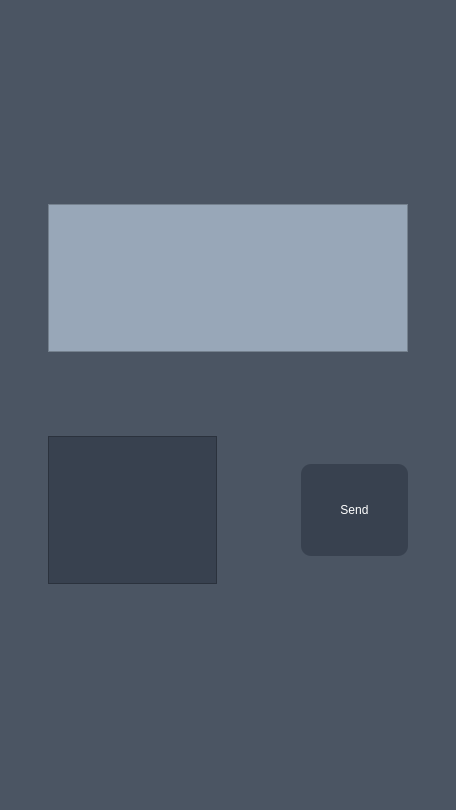
The window that client.ui (adsfasdfdsf/client) describes before a commit, drawn with Qt 5.
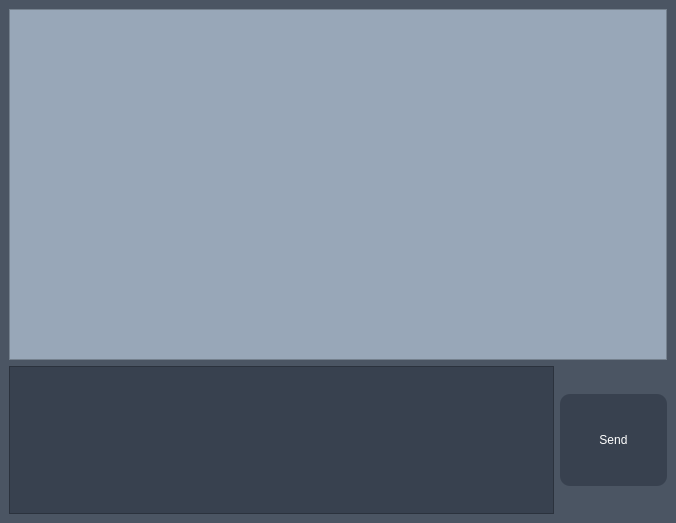
The same window after the commit.

```diff
--- a/client.ui
+++ b/client.ui
@@ -6,8 +6,8 @@
    <rect>
     <x>0</x>
     <y>0</y>
-    <width>456</width>
-    <height>598</height>
+    <width>676</width>
+    <height>523</height>
    </rect>
   </property>
   <property name="windowTitle">
@@ -17,8 +17,6 @@
    <string notr="true">QWidget{
 	background: #4b5563;
 	padding: none;
-	margin: none
-
 }</string>
   </property>
   <widget class="QWidget" name="centralwidget">
@@ -32,42 +30,50 @@
     <item>
      <widget class="QScrollArea" name="scrollArea">
       <property name="sizePolicy">
-       <sizepolicy hsizetype="Expanding" vsizetype="Minimum">
+       <sizepolicy hsizetype="Expanding" vsizetype="Expanding">
         <horstretch>0</horstretch>
         <verstretch>0</verstretch>
        </sizepolicy>
       </property>
       <property name="styleSheet">
        <string notr="true">QScrollArea{
-	margin: none;
-	padding: none;
 	background-color: #98a7b8;
 }
 QWidget{
 	background-color: #98a7b8;
-	margin: none;
-	padding: none;
 }</string>
       </property>
+      <property name="lineWidth">
+       <number>0</number>
+      </property>
+      <property name="sizeAdjustPolicy">
+       <enum>QAbstractScrollArea::AdjustToContents</enum>
+      </property>
       <property name="widgetResizable">
-       <bool>true</bool>
+       <bool>false</bool>
       </property>
       <widget class="QWidget" name="chat">
        <property name="geometry">
         <rect>
          <x>0</x>
          <y>0</y>
-         <width>263</width>
-         <height>16</height>
+         <width>386</width>
+         <height>265</height>
         </rect>
        </property>
        <property name="sizePolicy">
-        <sizepolicy hsizetype="Minimum" vsizetype="Minimum">
+        <sizepolicy hsizetype="MinimumExpanding" vsizetype="MinimumExpanding">
          <horstretch>0</horstretch>
          <verstretch>0</verstretch>
         </sizepolicy>
        </property>
        <layout class="QVBoxLayout" name="verticalLayout_2">
+        <property name="spacing">
+         <number>6</number>
+        </property>
+        <property name="sizeConstraint">
+         <enum>QLayout::SetDefaultConstraint</enum>
+        </property>
         <property name="leftMargin">
          <number>0</number>
         </property>
@@ -127,17 +133,6 @@
     </item>
    </layout>
   </widget>
-  <widget class="QMenuBar" name="menubar">
-   <property name="geometry">
-    <rect>
-     <x>0</x>
-     <y>0</y>
-     <width>456</width>
-     <height>178</height>
-    </rect>
-   </property>
-  </widget>
-  <widget class="QStatusBar" name="statusbar"/>
  </widget>
  <resources/>
  <connections/>
```
